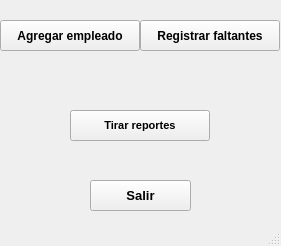
Old version of the form MiniNomina/FrmDesign/PanelPrincipal.ui in the repository CodeDrTech/DevelopPython.
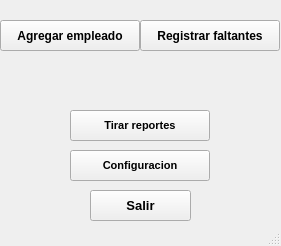
New version of the form. Icons and pictures are not drawn.

The edit to the form file:
```diff
--- a/MiniNomina/FrmDesign/PanelPrincipal.ui
+++ b/MiniNomina/FrmDesign/PanelPrincipal.ui
@@ -110,7 +110,7 @@
     <property name="geometry">
      <rect>
       <x>90</x>
-      <y>180</y>
+      <y>190</y>
       <width>101</width>
       <height>31</height>
      </rect>
@@ -139,6 +139,37 @@
      <string>Esc</string>
     </property>
    </widget>
+   <widget class="QPushButton" name="BtnBaseDatos">
+    <property name="geometry">
+     <rect>
+      <x>70</x>
+      <y>150</y>
+      <width>140</width>
+      <height>31</height>
+     </rect>
+    </property>
+    <property name="font">
+     <font>
+      <pointsize>8</pointsize>
+      <weight>75</weight>
+      <italic>false</italic>
+      <bold>true</bold>
+     </font>
+    </property>
+    <property name="text">
+     <string>Configuracion</string>
+    </property>
+    <property name="icon">
+     <iconset>
+      <normaloff>../ICO/Configuracion.png</normaloff>../ICO/Configuracion.png</iconset>
+    </property>
+    <property name="iconSize">
+     <size>
+      <width>25</width>
+      <height>25</height>
+     </size>
+    </property>
+   </widget>
   </widget>
   <widget class="QStatusBar" name="statusbar"/>
  </widget>
```
